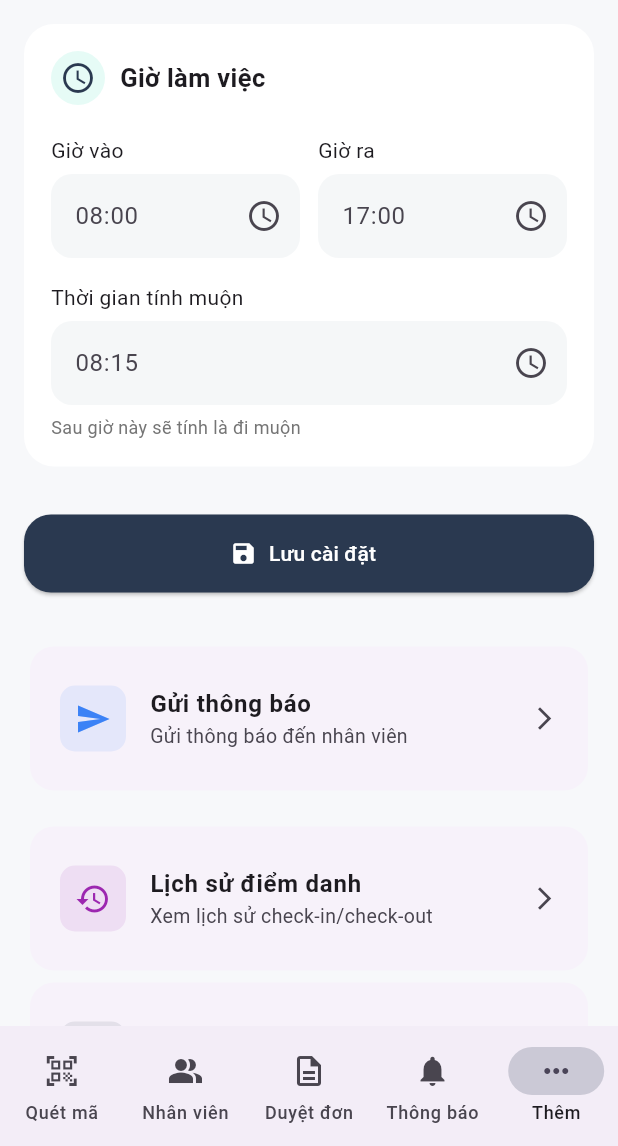
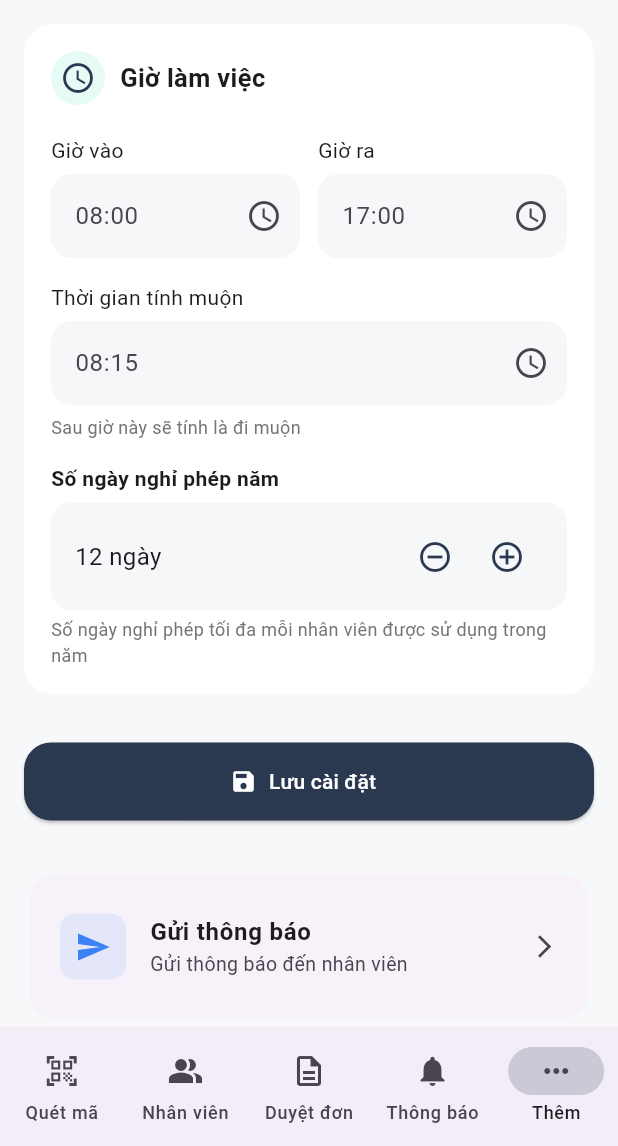
Before and after one commit to vuhoangan210620051/diem_danh_app, a Flutter app: the AdminHomePage screen opened directly, item 5 of the bottom bar chosen, on a phone screen of 412 x 824 dp, the part 90-1236 px from its top. Run offline on Flutter 3.47's test engine with Material 3 defaults, Android fonts, the phone set to English and light mode, and no system bars; our stand-ins replace cloud_firestore, file_picker, firebase_auth, firebase_core, image_picker, qr_flutter and 2 more; missing offline and left inert: excel, mobile_scanner, universal_html; accounts and stored records are empty; network calls fail.

Commit message:
Add gender to Excel export, remove 'ngày' text, add maxLeaveDays setting
- Add gender column to Excel export with checkbox option
- Remove 'ngày' suffix from leave count display (show number only)
- Add maxLeaveDays field to WorkTimeSetting model
- Add UI in work time settings to adjust max leave days per year
- Update WorkTimeConfig to use dynamic maxLeaveDays instead of const
- Save maxLeaveDays to Firebase database

```diff
--- a/lib/config/work_time_config.dart
+++ b/lib/config/work_time_config.dart
@@ -8,7 +8,7 @@ class WorkTimeConfig {
   static int endMinute = 0;
 
   static int allowLateMinutes = 15;
-  static const int maxLeaveDays = 12;
+  static int maxLeaveDays = 12;
   static int minWorkHours = 8; // Số giờ làm việc tối thiểu
 
   static void applyFromSetting(WorkTimeSetting s) {
@@ -17,6 +17,7 @@ class WorkTimeConfig {
     endHour = s.endHour;
     endMinute = s.endMinute;
     allowLateMinutes = s.allowLateMinutes;
+    maxLeaveDays = s.maxLeaveDays;
   }
 
   static DateTime startTime(DateTime day) =>
--- a/lib/models/work_time_setting.dart
+++ b/lib/models/work_time_setting.dart
@@ -4,6 +4,7 @@ class WorkTimeSetting {
   final int endHour;
   final int endMinute;
   final int allowLateMinutes;
+  final int maxLeaveDays;
 
   WorkTimeSetting({
     required this.startHour,
@@ -11,6 +12,7 @@ class WorkTimeSetting {
     required this.endHour,
     required this.endMinute,
     required this.allowLateMinutes,
+    this.maxLeaveDays = 12,
   });
 
   Map<String, dynamic> toJson() => {
@@ -19,6 +21,7 @@ class WorkTimeSetting {
     "endHour": endHour,
     "endMinute": endMinute,
     "allowLateMinutes": allowLateMinutes,
+    "maxLeaveDays": maxLeaveDays,
   };
 
   factory WorkTimeSetting.fromJson(Map<String, dynamic> json) {
@@ -28,6 +31,7 @@ class WorkTimeSetting {
       endHour: json["endHour"],
       endMinute: json["endMinute"],
       allowLateMinutes: json["allowLateMinutes"],
+      maxLeaveDays: json["maxLeaveDays"] ?? 12,
     );
   }
 }
--- a/lib/pages/tabs/export_tab.dart
+++ b/lib/pages/tabs/export_tab.dart
@@ -31,6 +31,7 @@ class _ExportTabState extends State<ExportTab> {
     'name': true,
     'id': true,
     'email': true,
+    'gender': true,
     'workDays': true,
     'absentDays': true,
     'leaveDays': true,
@@ -494,6 +495,7 @@ class _ExportTabState extends State<ExportTab> {
                             _buildColumnCheckbox('Tên', 'name'),
                             _buildColumnCheckbox('ID', 'id'),
                             _buildColumnCheckbox('Email', 'email'),
+                            _buildColumnCheckbox('Giới tính', 'gender'),
                             _buildColumnCheckbox('Đi làm', 'workDays'),
                             _buildColumnCheckbox('Vắng', 'absentDays'),
                             _buildColumnCheckbox('Nghỉ phép', 'leaveDays'),
@@ -632,6 +634,7 @@ class _ExportTabState extends State<ExportTab> {
         'name': 'TÊN',
         'id': 'ID',
         'email': 'EMAIL',
+        'gender': 'GIỚI TÍNH',
         'workDays': 'SỐ NGÀY ĐI LÀM',
         'absentDays': 'SỐ NGÀY NGHỈ KHÔNG PHÉP',
         'leaveDays': 'SỐ NGÀY NGHỈ CÓ PHÉP',
@@ -672,6 +675,7 @@ class _ExportTabState extends State<ExportTab> {
           'name': emp.name,
           'id': emp.id,
           'email': emp.email,
+          'gender': emp.gender ?? '',
           'workDays': workDays.toString(),
           'absentDays': absentDays.toString(),
           'leaveDays': leaveDays.toString(),
--- a/lib/widgets/employee/employee_detail/detail_header.dart
+++ b/lib/widgets/employee/employee_detail/detail_header.dart
@@ -72,7 +72,7 @@ class DetailHeader extends StatelessWidget {
                 child: _StatBox(
                   label: "Nghỉ phép",
                   value:
-                      "${employee.approvedLeaveDaysInYear(DateTime.now().year)} ngày",
+                      "${employee.approvedLeaveDaysInYear(DateTime.now().year)}",
                 ),
               ),
               const SizedBox(width: 10),
--- a/lib/widgets/more/work_time_setting_card.dart
+++ b/lib/widgets/more/work_time_setting_card.dart
@@ -18,6 +18,7 @@ class _WorkTimeSettingCardState extends State<WorkTimeSettingCard> {
   late TimeOfDay start;
   late TimeOfDay end;
   late TimeOfDay lateTime;
+  late int maxLeaveDays;
 
   @override
   void initState() {
@@ -34,6 +35,7 @@ class _WorkTimeSettingCardState extends State<WorkTimeSettingCard> {
         WorkTimeConfig.startHour * 60 + WorkTimeConfig.startMinute;
     final lateTotal = startTotal + WorkTimeConfig.allowLateMinutes;
     lateTime = TimeOfDay(hour: lateTotal ~/ 60, minute: lateTotal % 60);
+    maxLeaveDays = WorkTimeConfig.maxLeaveDays;
   }
 
   Future<void> _pickTime(
@@ -119,6 +121,60 @@ class _WorkTimeSettingCardState extends State<WorkTimeSettingCard> {
                 helper: "Sau giờ này sẽ tính là đi muộn",
                 onTap: () => _pickTime(lateTime, (v) => lateTime = v),
               ),
+              const SizedBox(height: 16),
+
+              /// SỐ NGÀY NGHỈ PHÉP NĂM
+              Column(
+                crossAxisAlignment: CrossAxisAlignment.start,
+                children: [
+                  const Text(
+                    "Số ngày nghỉ phép năm",
+                    style: TextStyle(fontWeight: FontWeight.w600),
+                  ),
+                  const SizedBox(height: 6),
+                  Container(
+                    padding: const EdgeInsets.symmetric(
+                      horizontal: 16,
+                      vertical: 12,
+                    ),
+                    decoration: BoxDecoration(
+                      color: const Color(0xFFF5F7F8),
+                      borderRadius: BorderRadius.circular(14),
+                    ),
+                    child: Row(
+                      children: [
+                        Expanded(
+                          child: Text(
+                            "$maxLeaveDays ngày",
+                            style: const TextStyle(fontSize: 16),
+                          ),
+                        ),
+                        Row(
+                          children: [
+                            IconButton(
+                              icon: const Icon(Icons.remove_circle_outline),
+                              onPressed: maxLeaveDays > 0
+                                  ? () => setState(() => maxLeaveDays--)
+                                  : null,
+                              color: const Color(0xFF2A3950),
+                            ),
+                            IconButton(
+                              icon: const Icon(Icons.add_circle_outline),
+                              onPressed: () => setState(() => maxLeaveDays++),
+                              color: const Color(0xFF2A3950),
+                            ),
+                          ],
+                        ),
+                      ],
+                    ),
+                  ),
+                  const SizedBox(height: 4),
+                  Text(
+                    "Số ngày nghỉ phép tối đa mỗi nhân viên được sử dụng trong năm",
+                    style: TextStyle(fontSize: 12, color: Colors.grey[600]),
+                  ),
+                ],
+              ),
             ],
           ),
         ),
@@ -158,6 +214,7 @@ class _WorkTimeSettingCardState extends State<WorkTimeSettingCard> {
       allowLateMinutes:
           (lateTime.hour * 60 + lateTime.minute) -
           (start.hour * 60 + start.minute),
+      maxLeaveDays: maxLeaveDays,
     );
 
     // 1️⃣ LƯU FIREBASE (đồng bộ tất cả thiết bị)
```
Also changed, not shown: 1 other file.
